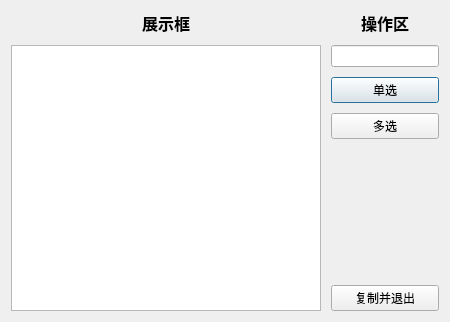
Qt form ui/file_selector_dialog.ui (azh-1415926/VSATEditor) before a commit.
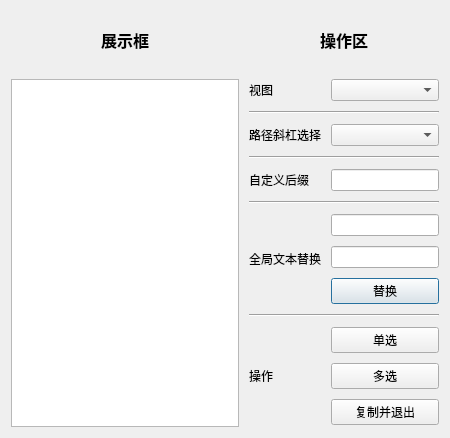
The same form after that commit.

Commit message: version 0.4.2, fixed some critical errors, optimize scanning function, enhance the functionality of 'file_selector_dialog'

Diff of the .ui file:
```diff
--- a/ui/file_selector_dialog.ui
+++ b/ui/file_selector_dialog.ui
@@ -7,7 +7,7 @@
     <x>0</x>
     <y>0</y>
     <width>450</width>
-    <height>322</height>
+    <height>438</height>
    </rect>
   </property>
   <property name="windowTitle">
@@ -15,13 +15,46 @@
   </property>
   <layout class="QVBoxLayout" name="verticalLayout">
    <item>
-    <layout class="QGridLayout" name="gridLayout_5" columnstretch="10,0,0" columnminimumwidth="0,0,0">
+    <layout class="QGridLayout" name="gridLayout_5" columnstretch="10,0,0">
      <property name="spacing">
       <number>10</number>
      </property>
-     <item row="1" column="2">
-      <layout class="QVBoxLayout" name="verticalLayout_2">
-       <item>
+     <item row="0" column="0" colspan="2">
+      <widget class="QLabel" name="label_2">
+       <property name="text">
+        <string>&lt;html&gt;&lt;head/&gt;&lt;body&gt;&lt;p&gt;&lt;span style=&quot; font-size:12pt; font-weight:700;&quot;&gt;展示框&lt;/span&gt;&lt;/p&gt;&lt;/body&gt;&lt;/html&gt;</string>
+       </property>
+       <property name="alignment">
+        <set>Qt::AlignmentFlag::AlignCenter</set>
+       </property>
+      </widget>
+     </item>
+     <item row="1" column="0" rowspan="6" colspan="2">
+      <widget class="QTextEdit" name="content_edit"/>
+     </item>
+     <item row="0" column="2">
+      <widget class="QLabel" name="label_3">
+       <property name="text">
+        <string>&lt;html&gt;&lt;head/&gt;&lt;body&gt;&lt;p&gt;&lt;span style=&quot; font-size:12pt; font-weight:700;&quot;&gt;操作区&lt;/span&gt;&lt;/p&gt;&lt;/body&gt;&lt;/html&gt;</string>
+       </property>
+       <property name="alignment">
+        <set>Qt::AlignmentFlag::AlignCenter</set>
+       </property>
+      </widget>
+     </item>
+     <item row="1" column="2" rowspan="6">
+      <layout class="QGridLayout" name="gridLayout">
+       <item row="8" column="1">
+        <widget class="QPushButton" name="replace_btn">
+         <property name="text">
+          <string>替换</string>
+         </property>
+        </widget>
+       </item>
+       <item row="7" column="1">
+        <widget class="QLineEdit" name="replace_edit"/>
+       </item>
+       <item row="4" column="1">
         <widget class="QLineEdit" name="suffix_edit">
          <property name="text">
           <string/>
@@ -31,65 +64,120 @@
          </property>
         </widget>
        </item>
-       <item>
-        <widget class="QPushButton" name="single_btn">
-         <property name="text">
-          <string>单选</string>
-         </property>
-        </widget>
-       </item>
-       <item>
+       <item row="11" column="1">
         <widget class="QPushButton" name="multi_btn">
          <property name="text">
           <string>多选</string>
          </property>
         </widget>
        </item>
+       <item row="2" column="1">
+        <widget class="QComboBox" name="slash_combo"/>
+       </item>
+       <item row="0" column="0">
+        <widget class="QLabel" name="label_6">
+         <property name="text">
+          <string>视图</string>
+         </property>
+         <property name="alignment">
+          <set>Qt::AlignmentFlag::AlignLeading|Qt::AlignmentFlag::AlignLeft|Qt::AlignmentFlag::AlignVCenter</set>
+         </property>
+        </widget>
+       </item>
+       <item row="4" column="0">
+        <widget class="QLabel" name="label_4">
+         <property name="text">
+          <string>自定义后缀</string>
+         </property>
+         <property name="alignment">
+          <set>Qt::AlignmentFlag::AlignLeading|Qt::AlignmentFlag::AlignLeft|Qt::AlignmentFlag::AlignVCenter</set>
+         </property>
+        </widget>
+       </item>
+       <item row="6" column="1">
+        <widget class="QLineEdit" name="replaced_edit"/>
+       </item>
+       <item row="0" column="1">
+        <widget class="QComboBox" name="view_combo">
+         <property name="layoutDirection">
+          <enum>Qt::LayoutDirection::LeftToRight</enum>
+         </property>
+        </widget>
+       </item>
+       <item row="12" column="1">
+        <widget class="QPushButton" name="exit_btn">
+         <property name="text">
+          <string>复制并退出</string>
+         </property>
+        </widget>
+       </item>
+       <item row="10" column="0" rowspan="3">
+        <widget class="QLabel" name="label_7">
+         <property name="text">
+          <string>操作</string>
+         </property>
+         <property name="alignment">
+          <set>Qt::AlignmentFlag::AlignLeading|Qt::AlignmentFlag::AlignLeft|Qt::AlignmentFlag::AlignVCenter</set>
+         </property>
+        </widget>
+       </item>
+       <item row="10" column="1">
+        <widget class="QPushButton" name="single_btn">
+         <property name="text">
+          <string>单选</string>
+         </property>
+        </widget>
+       </item>
+       <item row="2" column="0">
+        <widget class="QLabel" name="label">
+         <property name="text">
+          <string>路径斜杠选择</string>
+         </property>
+         <property name="alignment">
+          <set>Qt::AlignmentFlag::AlignLeading|Qt::AlignmentFlag::AlignLeft|Qt::AlignmentFlag::AlignVCenter</set>
+         </property>
+        </widget>
+       </item>
+       <item row="6" column="0" rowspan="3">
+        <widget class="QLabel" name="label_5">
+         <property name="text">
+          <string>全局文本替换</string>
+         </property>
+         <property name="alignment">
+          <set>Qt::AlignmentFlag::AlignLeading|Qt::AlignmentFlag::AlignLeft|Qt::AlignmentFlag::AlignVCenter</set>
+         </property>
+        </widget>
+       </item>
+       <item row="5" column="0" colspan="2">
+        <widget class="Line" name="line_3">
+         <property name="orientation">
+          <enum>Qt::Orientation::Horizontal</enum>
+         </property>
+        </widget>
+       </item>
+       <item row="3" column="0" colspan="2">
+        <widget class="Line" name="line_2">
+         <property name="orientation">
+          <enum>Qt::Orientation::Horizontal</enum>
+         </property>
+        </widget>
+       </item>
+       <item row="1" column="0" colspan="2">
+        <widget class="Line" name="line">
+         <property name="orientation">
+          <enum>Qt::Orientation::Horizontal</enum>
+         </property>
+        </widget>
+       </item>
+       <item row="9" column="0" colspan="2">
+        <widget class="Line" name="line_4">
+         <property name="orientation">
+          <enum>Qt::Orientation::Horizontal</enum>
+         </property>
+        </widget>
+       </item>
       </layout>
      </item>
-     <item row="3" column="2">
-      <widget class="QPushButton" name="exit_btn">
-       <property name="text">
-        <string>复制并退出</string>
-       </property>
-      </widget>
-     </item>
-     <item row="2" column="2">
-      <spacer name="verticalSpacer">
-       <property name="orientation">
-        <enum>Qt::Orientation::Vertical</enum>
-       </property>
-       <property name="sizeHint" stdset="0">
-        <size>
-         <width>20</width>
-         <height>40</height>
-        </size>
-       </property>
-      </spacer>
-     </item>
-     <item row="0" column="2">
-      <widget class="QLabel" name="label_3">
-       <property name="text">
-        <string>&lt;html&gt;&lt;head/&gt;&lt;body&gt;&lt;p&gt;&lt;span style=&quot; font-size:12pt; font-weight:700;&quot;&gt;操作区&lt;/span&gt;&lt;/p&gt;&lt;/body&gt;&lt;/html&gt;</string>
-       </property>
-       <property name="alignment">
-        <set>Qt::AlignmentFlag::AlignCenter</set>
-       </property>
-      </widget>
-     </item>
-     <item row="1" column="0" rowspan="3" colspan="2">
-      <widget class="QTextEdit" name="content_edit"/>
-     </item>
-     <item row="0" column="0" colspan="2">
-      <widget class="QLabel" name="label_2">
-       <property name="text">
-        <string>&lt;html&gt;&lt;head/&gt;&lt;body&gt;&lt;p&gt;&lt;span style=&quot; font-size:12pt; font-weight:700;&quot;&gt;展示框&lt;/span&gt;&lt;/p&gt;&lt;/body&gt;&lt;/html&gt;</string>
-       </property>
-       <property name="alignment">
-        <set>Qt::AlignmentFlag::AlignCenter</set>
-       </property>
-      </widget>
-     </item>
     </layout>
    </item>
   </layout>
```
The commit also changes 8 other files.
